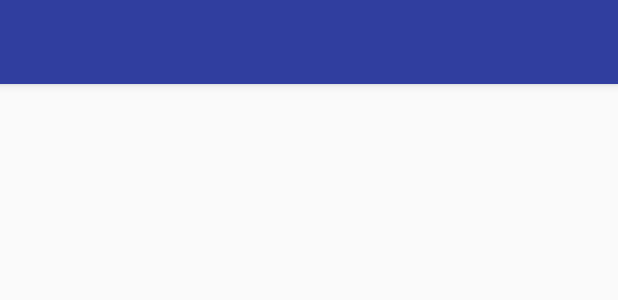
After one commit to DoanVanToan/Weather, an Android app: the layout toolbar.xml on its own in the app's theme, with its tools: preview values and no code run, on a phone screen of 412 x 824 dp. The commit adds this screen. Shown: the top 300 px of the screen. Run offline under Robolectric (Android 15) with nearby library versions, the phone set to English and light mode, and no system bars.

Commit message:
Design and init code main screen

```diff
--- a/app/src/main/AndroidManifest.xml
+++ b/app/src/main/AndroidManifest.xml
@@ -3,19 +3,22 @@
     package="com.fs_sournary.weather">
 
     <application
+        android:name=".MainApplication"
         android:allowBackup="true"
         android:icon="@mipmap/ic_launcher"
         android:label="@string/app_name"
         android:roundIcon="@mipmap/ic_launcher_round"
         android:supportsRtl="true"
         android:theme="@style/AppTheme">
-        <activity android:name=".MainActivity">
+        <activity android:name=".screen.main.MainActivity">
             <intent-filter>
                 <action android:name="android.intent.action.MAIN" />
 
                 <category android:name="android.intent.category.LAUNCHER" />
             </intent-filter>
+
         </activity>
+
     </application>
 
 </manifest>
--- /dev/null
+++ b/app/src/main/res/layout/toolbar.xml
@@ -0,0 +1,9 @@
+<?xml version="1.0" encoding="utf-8"?>
+<android.support.v7.widget.Toolbar xmlns:android="http://schemas.android.com/apk/res/android"
+    xmlns:app="http://schemas.android.com/apk/res-auto"
+    android:layout_width="match_parent"
+    android:layout_height="?android:attr/actionBarSize"
+    android:background="@color/colorPrimaryDark"
+    android:elevation="@dimen/dp_4"
+    app:popupTheme="@style/ThemeOverlay.AppCompat.Light"
+    app:theme="@style/ThemeOverlay.AppCompat.ActionBar" />
--- /dev/null
+++ b/app/src/main/res/values/dimens.xml
@@ -0,0 +1,4 @@
+<?xml version="1.0" encoding="utf-8"?>
+<resources>
+    <dimen name="dp_4">4dp</dimen>
+</resources>
--- a/app/src/main/res/values/strings.xml
+++ b/app/src/main/res/values/strings.xml
@@ -1,3 +1,6 @@
 <resources>
     <string name="app_name">Weather</string>
+    <string name="title_current">Current</string>
+    <string name="title_forecast">Forecast</string>
+    <string name="title_history">History</string>
 </resources>
--- a/app/src/main/res/values/styles.xml
+++ b/app/src/main/res/values/styles.xml
@@ -1,7 +1,7 @@
 <resources>
 
     <!-- Base application theme. -->
-    <style name="AppTheme" parent="Theme.AppCompat.Light.DarkActionBar">
+    <style name="AppTheme" parent="Theme.AppCompat.Light.NoActionBar">
         <!-- Customize your theme here. -->
         <item name="colorPrimary">@color/colorPrimary</item>
         <item name="colorPrimaryDark">@color/colorPrimaryDark</item>
```
Also changed, not shown: app/build.gradle (+14 -0 lines), app/src/main/java/com/fs_sournary/weather/MainApplication.java (added, +18 -0 lines), app/src/main/java/com/fs_sournary/weather/MainComponent.java (added, +10 -0 lines), app/src/main/java/com/fs_sournary/weather/MainModule.java (added, +10 -0 lines), app/src/main/java/com/fs_sournary/weather/screen/BaseActivity.java (added, +13 -0 lines), app/src/main/java/com/fs_sournary/weather/screen/BaseRecyclerAdapter.java (added, +25 -0 lines), app/src/main/java/com/fs_sournary/weather/screen/main/MainActivity.java (renamed from app/src/main/java/com/fs_sournary/weather/MainActivity.java, +5 -3 lines), app/src/main/res/layout/activity_main.xml (+41 -6 lines), 1 other file.
